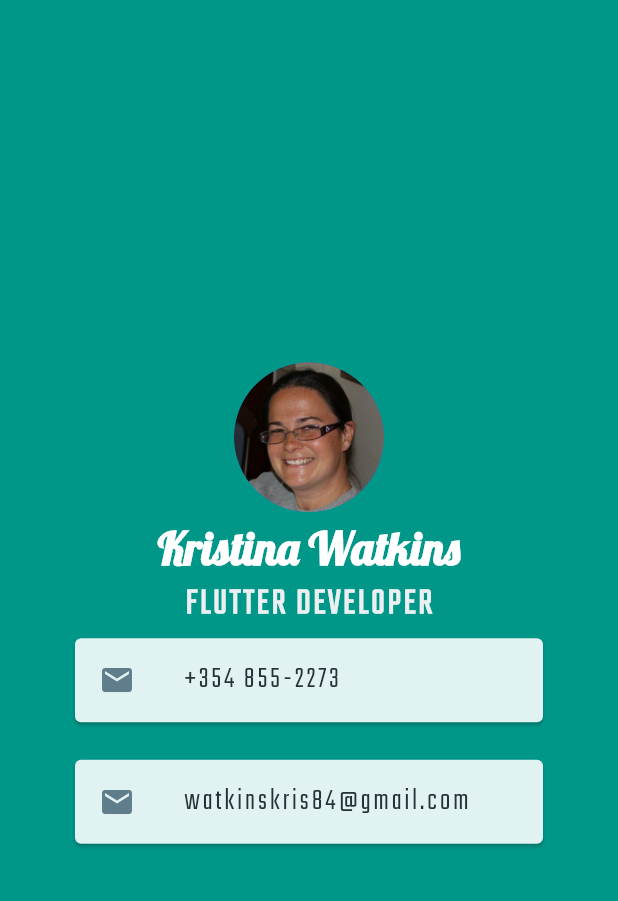
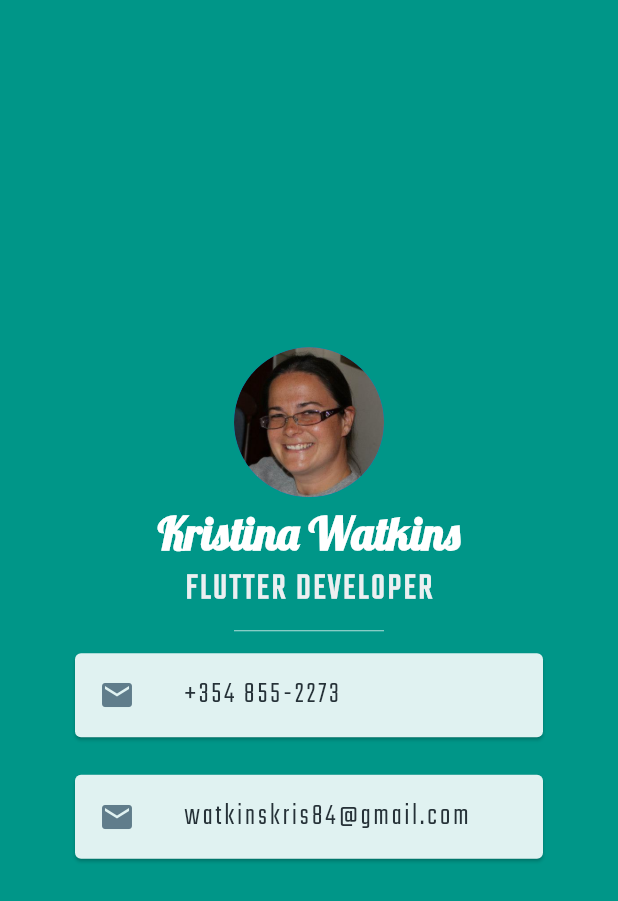
Before and after one commit to watkinskris/flutter_mi_card, a Flutter app: the screen it shows after launch, on a phone screen of 412 x 824 dp. Shown: the top 901 px of the screen. Run offline on Flutter 3.47's test engine with Material 2 defaults, Android fonts, the phone set to English and light mode, and no system bars.

Commit message:
added a line between the job description and the contact details.

```diff
--- a/lib/main.dart
+++ b/lib/main.dart
@@ -39,6 +39,13 @@ class MyApp extends StatelessWidget {
                   fontFamily: 'Teko',
                   fontSize: 25.0,
                   letterSpacing: 2.0),
+            ),
+            SizedBox(
+              height: 20,
+              width: 100.0,
+              child: Divider(
+                color: Colors.teal.shade100,
+              ),
             ),
             Card(
               color: Colors.teal.shade50,
```
